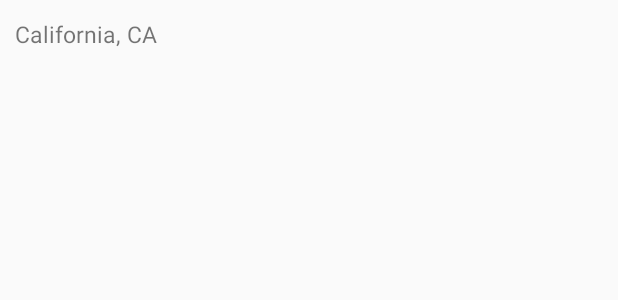
After one commit to iKalin/Android-Location-Picker, an Android app: the layout row_autocomplete.xml on its own in the app's theme, with its tools: preview values and no code run, on a phone screen of 412 x 824 dp. The commit adds this screen. Shown: the top 300 px of the screen. Run offline under Robolectric (Android 15) with nearby library versions, the phone set to English and light mode, and no system bars.

Commit message:
autocompletion rows

```diff
--- a/app/src/main/java/com/example/ultron/androidlocationpicker/AutocompleteItem.java
+++ b/app/src/main/java/com/example/ultron/androidlocationpicker/AutocompleteItem.java
@@ -19,9 +19,6 @@ public class AutocompleteItem {
 
     @Override
     public String toString() {
-        return "AutocompleteItem{" +
-                "mName='" + mName + '\'' +
-                ", mPlaceId='" + mPlaceId + '\'' +
-                '}';
+        return mName;
     }
 }
--- a/app/src/main/res/layout/location_picker_layout.xml
+++ b/app/src/main/res/layout/location_picker_layout.xml
@@ -31,7 +31,7 @@
     <android.support.v7.widget.CardView
         android:id="@+id/search_results_card_view"
         android:layout_width="match_parent"
-        android:layout_height="200dp"
+        android:layout_height="match_parent"
         android:layout_below="@id/location_picker_toolbar"
         android:layout_margin="4dp"
         >
--- /dev/null
+++ b/app/src/main/res/layout/row_autocomplete.xml
@@ -0,0 +1,18 @@
+<?xml version="1.0" encoding="utf-8"?>
+<RelativeLayout xmlns:android="http://schemas.android.com/apk/res/android"
+                android:layout_width="match_parent"
+                android:layout_height="wrap_content"
+                android:minHeight="45dp"
+    >
+
+    <TextView
+        android:id="@+id/suggestion_label"
+        android:layout_width="match_parent"
+        android:layout_height="wrap_content"
+        android:text="California, CA"
+        android:textSize="15sp"
+        android:layout_margin="10dp"
+        android:layout_centerVertical="true"
+        />
+
+</RelativeLayout>
```
Also changed, not shown: app/src/main/java/com/example/ultron/androidlocationpicker/LocationPickerActivity.java (+30 -8 lines).
